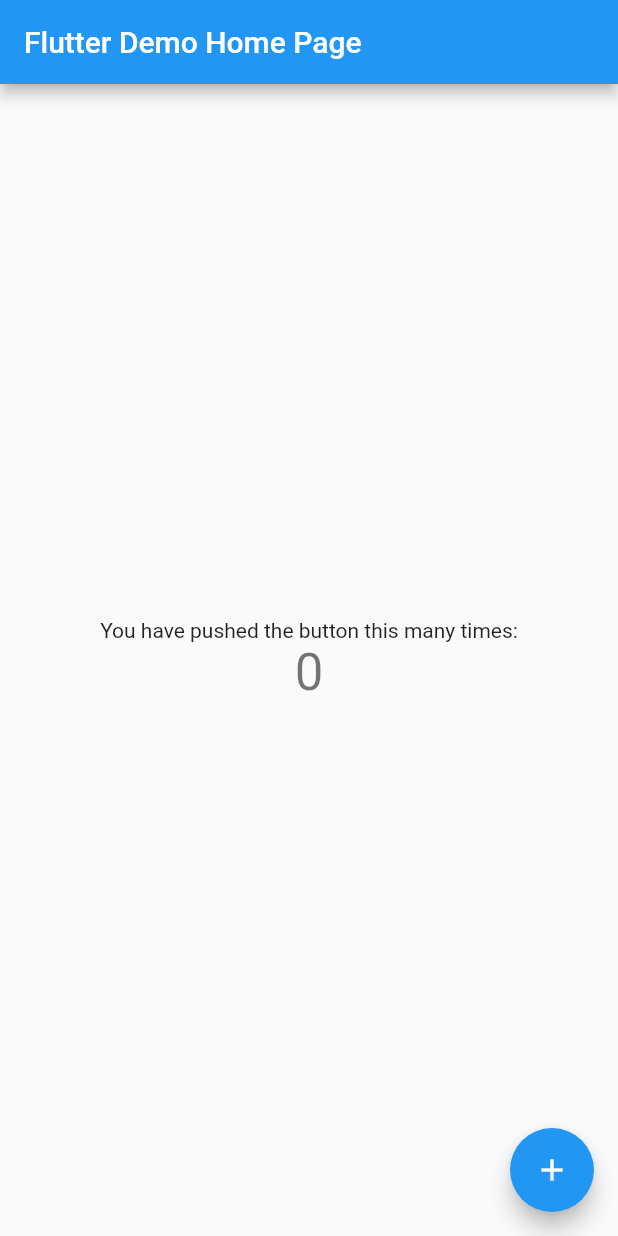
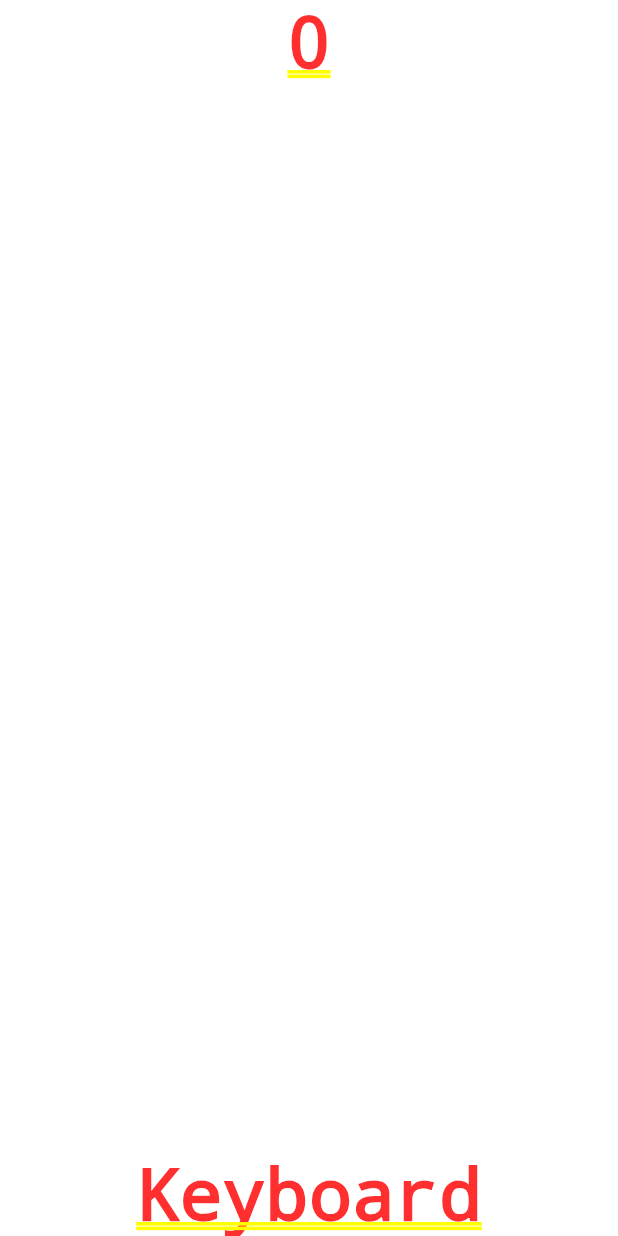
Before and after one commit to luanws/calculadora-flutter, a Flutter app: the screen it shows after launch, on a phone screen of 412 x 824 dp. Run offline on Flutter 3.47's test engine with Material 2 defaults, Android fonts, the light colour scheme and no system bars.

Commit message:
calculator

```diff
--- /dev/null
+++ b/lib/components/display.dart
@@ -0,0 +1,17 @@
+import 'package:flutter/cupertino.dart';
+
+class Display extends StatelessWidget {
+  final String text;
+
+  Display(this.text);
+
+  @override
+  Widget build(BuildContext context) {
+    return Expanded(
+      flex: 1,
+      child: Container(
+        child: Text(text),
+      ),
+    );
+  }
+}
--- a/lib/main.dart
+++ b/lib/main.dart
@@ -1,117 +1,4 @@
+import 'package:calculadoraflutter/screens/calculator.dart';
 import 'package:flutter/material.dart';
 
-void main() {
-  runApp(MyApp());
-}
-
-class MyApp extends StatelessWidget {
-  // This widget is the root of your application.
-  @override
-  Widget build(BuildContext context) {
-    return MaterialApp(
-      title: 'Flutter Demo',
-      theme: ThemeData(
-        // This is the theme of your application.
-        //
-        // Try running your application with "flutter run". You'll see the
-        // application has a blue toolbar. Then, without quitting the app, try
-        // changing the primarySwatch below to Colors.green and then invoke
-        // "hot reload" (press "r" in the console where you ran "flutter run",
-        // or simply save your changes to "hot reload" in a Flutter IDE).
-        // Notice that the counter didn't reset back to zero; the application
-        // is not restarted.
-        primarySwatch: Colors.blue,
-        // This makes the visual density adapt to the platform that you run
-        // the app on. For desktop platforms, the controls will be smaller and
-        // closer together (more dense) than on mobile platforms.
-        visualDensity: VisualDensity.adaptivePlatformDensity,
-      ),
-      home: MyHomePage(title: 'Flutter Demo Home Page'),
-    );
-  }
-}
-
-class MyHomePage extends StatefulWidget {
-  MyHomePage({Key key, this.title}) : super(key: key);
-
-  // This widget is the home page of your application. It is stateful, meaning
-  // that it has a State object (defined below) that contains fields that affect
-  // how it looks.
-
-  // This class is the configuration for the state. It holds the values (in this
-  // case the title) provided by the parent (in this case the App widget) and
-  // used by the build method of the State. Fields in a Widget subclass are
-  // always marked "final".
-
-  final String title;
-
-  @override
-  _MyHomePageState createState() => _MyHomePageState();
-}
-
-class _MyHomePageState extends State<MyHomePage> {
-  int _counter = 0;
-
-  void _incrementCounter() {
-    setState(() {
-      // This call to setState tells the Flutter framework that something has
-      // changed in this State, which causes it to rerun the build method below
-      // so that the display can reflect the updated values. If we changed
-      // _counter without calling setState(), then the build method would not be
-      // called again, and so nothing would appear to happen.
-      _counter++;
-    });
-  }
-
-  @override
-  Widget build(BuildContext context) {
-    // This method is rerun every time setState is called, for instance as done
-    // by the _incrementCounter method above.
-    //
-    // The Flutter framework has been optimized to make rerunning build methods
-    // fast, so that you can just rebuild anything that needs updating rather
-    // than having to individually change instances of widgets.
-    return Scaffold(
-      appBar: AppBar(
-        // Here we take the value from the MyHomePage object that was created by
-        // the App.build method, and use it to set our appbar title.
-        title: Text(widget.title),
-      ),
-      body: Center(
-        // Center is a layout widget. It takes a single child and positions it
-        // in the middle of the parent.
-        child: Column(
-          // Column is also a layout widget. It takes a list of children and
-          // arranges them vertically. By default, it sizes itself to fit its
-          // children horizontally, and tries to be as tall as its parent.
-          //
-          // Invoke "debug painting" (press "p" in the console, choose the
-          // "Toggle Debug Paint" action from the Flutter Inspector in Android
-          // Studio, or the "Toggle Debug Paint" command in Visual Studio Code)
-          // to see the wireframe for each widget.
-          //
-          // Column has various properties to control how it sizes itself and
-          // how it positions its children. Here we use mainAxisAlignment to
-          // center the children vertically; the main axis here is the vertical
-          // axis because Columns are vertical (the cross axis would be
-          // horizontal).
-          mainAxisAlignment: MainAxisAlignment.center,
-          children: <Widget>[
-            Text(
-              'You have pushed the button this many times:',
-            ),
-            Text(
-              '$_counter',
-              style: Theme.of(context).textTheme.headline4,
-            ),
-          ],
-        ),
-      ),
-      floatingActionButton: FloatingActionButton(
-        onPressed: _incrementCounter,
-        tooltip: 'Increment',
-        child: Icon(Icons.add),
-      ), // This trailing comma makes auto-formatting nicer for build methods.
-    );
-  }
-}
+void main() => runApp(Calculator());
--- /dev/null
+++ b/lib/screens/calculator.dart
@@ -0,0 +1,17 @@
+import 'package:calculadoraflutter/components/display.dart';
+import 'package:flutter/cupertino.dart';
+import 'package:flutter/material.dart';
+
+class Calculator extends StatelessWidget {
+  @override
+  Widget build(BuildContext context) {
+    return MaterialApp(
+      home: Column(
+        children: <Widget>[
+          Display("0"),
+          Text("Keyboard"),
+        ],
+      ),
+    );
+  }
+}
```
